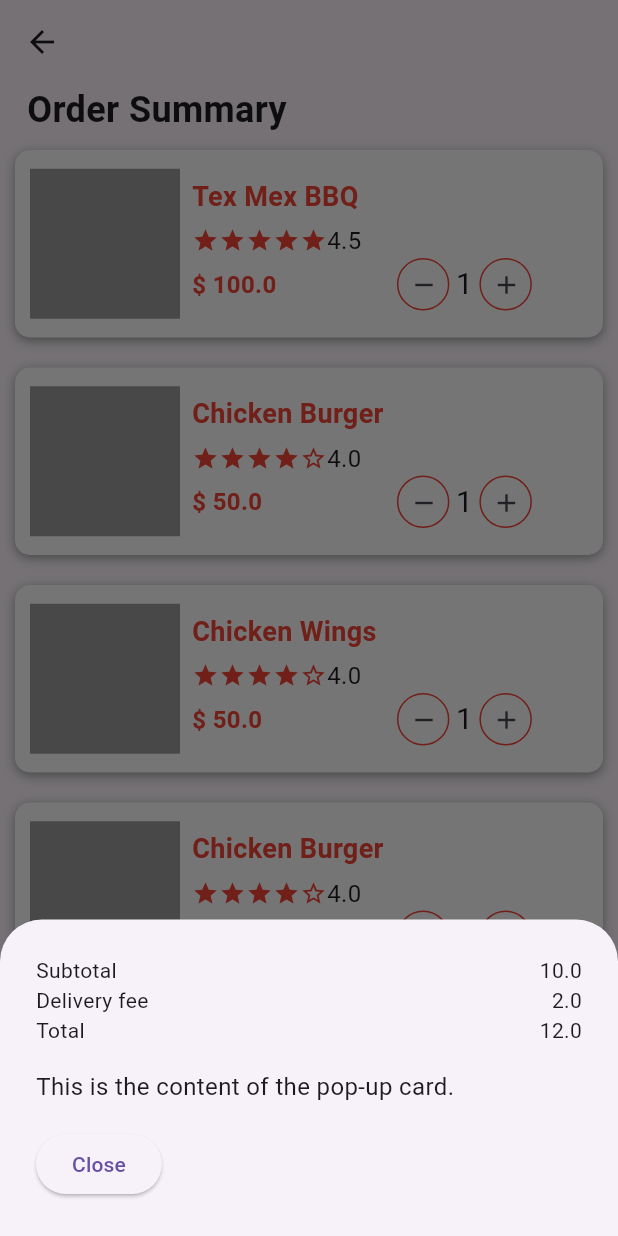
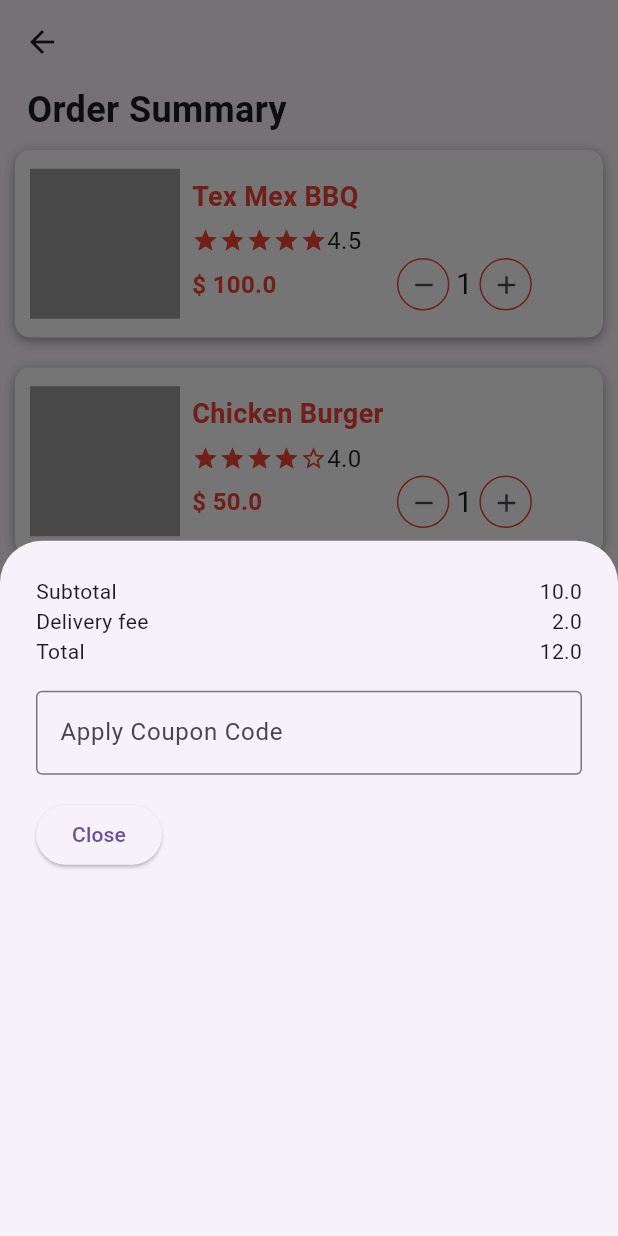
Before and after one commit to PasinduNimesha/hungybusters, a Flutter app: the CheckoutScreen screen opened directly, after a tap on "Checkout", on a phone screen of 412 x 824 dp. Run offline on Flutter 3.47's test engine with Material 3 defaults, Android fonts, the phone set to English and light mode, and no system bars; our stand-ins replace flutter_native_splash; missing offline and left inert: dart:ffi.

```diff
--- a/lib/components/PopCard.dart
+++ b/lib/components/PopCard.dart
@@ -12,9 +12,11 @@ class PopUpCard extends StatelessWidget {
         children: [
           OrderSummary(),
           SizedBox(height: 16),
-          Text(
-            'This is the content of the pop-up card.',
-            style: TextStyle(fontSize: 16),
+          TextField(
+            decoration: InputDecoration(
+              hintText: 'Apply Coupon Code',
+              border: OutlineInputBorder(),
+            ),
           ),
           SizedBox(height: 16),
           ElevatedButton(
@@ -23,6 +25,7 @@ class PopUpCard extends StatelessWidget {
             },
             child: Text('Close'),
           ),
+          Expanded(child: Container()),
         ],
       ),
     );
```
Also changed, not shown: lib/components/AddressCard.dart (added, +29 -0 lines).
